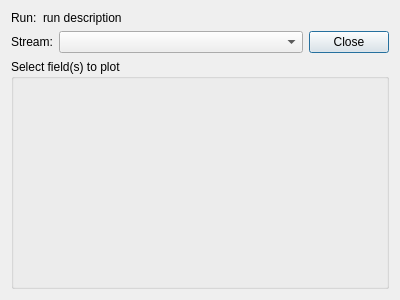
Above: gemviz/resources/select_stream_fields.ui from BCDA-APS/gemviz before the change. Below: the same form after it.
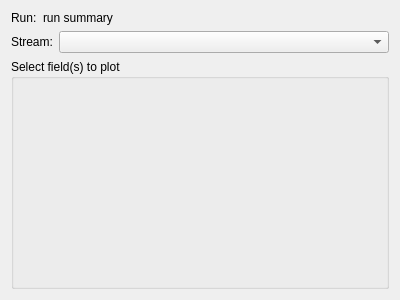
That is the form after the change.

```diff
--- a/gemviz/resources/select_stream_fields.ui
+++ b/gemviz/resources/select_stream_fields.ui
@@ -1,7 +1,7 @@
 <?xml version="1.0" encoding="UTF-8"?>
 <ui version="4.0">
- <class>Dialog</class>
- <widget class="QDialog" name="Dialog">
+ <class>Form</class>
+ <widget class="QWidget" name="Form">
   <property name="geometry">
    <rect>
     <x>0</x>
@@ -26,14 +26,17 @@
      <item>
       <widget class="QLabel" name="run_summary">
        <property name="text">
-        <string>run description</string>
+        <string>run summary</string>
+       </property>
+       <property name="wordWrap">
+        <bool>true</bool>
        </property>
       </widget>
      </item>
     </layout>
    </item>
    <item>
-    <layout class="QHBoxLayout" name="horizontalLayout" stretch="0,1,0">
+    <layout class="QHBoxLayout" name="horizontalLayout" stretch="0,1">
      <item>
       <widget class="QLabel" name="streams_label">
        <property name="text">
@@ -48,13 +51,6 @@
        </property>
       </widget>
      </item>
-     <item>
-      <widget class="QDialogButtonBox" name="buttonbox">
-       <property name="standardButtons">
-        <set>QDialogButtonBox::Close</set>
-       </property>
-      </widget>
-     </item>
     </layout>
    </item>
    <item>
```
Left out of the diff: 3 changed lines with no effect on the pictures.
